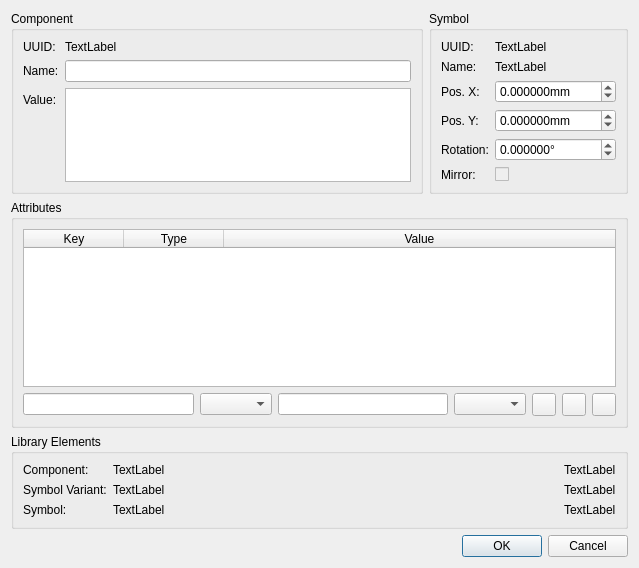
The window that libs/librepcb/projecteditor/schematiceditor/symbolinstancepropertiesdialog.ui (LibrePCB/LibrePCB) describes before a commit, drawn with Qt 5.
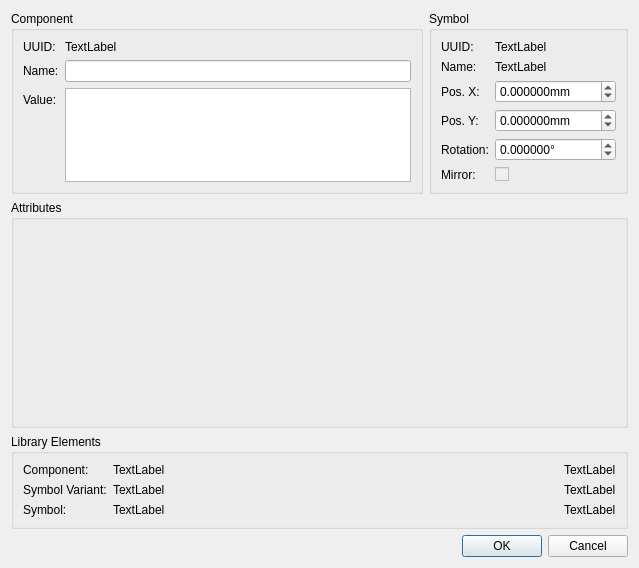
The same window after the commit. Icons and pictures are not drawn. Custom widgets are drawn as their Qt base class.

Commit message:
Use the new common attribute classes in library and project
Many classes of the library and project namespace are no longer required
because they could be replaced by the new common attribute handling
classes.

In addition, the SymbolInstancePropertiesDialog could be massively
simplified thanks to the new common class AttributeListEditorWidget.

Patch:
```diff
--- a/libs/librepcb/projecteditor/schematiceditor/symbolinstancepropertiesdialog.ui
+++ b/libs/librepcb/projecteditor/schematiceditor/symbolinstancepropertiesdialog.ui
@@ -448,113 +448,7 @@
        </property>
        <layout class="QVBoxLayout" name="verticalLayout_3">
         <item>
-         <widget class="QTableWidget" name="tblCompInstAttributes">
-          <property name="enabled">
-           <bool>true</bool>
-          </property>
-          <property name="sizePolicy">
-           <sizepolicy hsizetype="Expanding" vsizetype="Expanding">
-            <horstretch>0</horstretch>
-            <verstretch>0</verstretch>
-           </sizepolicy>
-          </property>
-          <property name="horizontalScrollBarPolicy">
-           <enum>Qt::ScrollBarAlwaysOff</enum>
-          </property>
-          <property name="editTriggers">
-           <set>QAbstractItemView::NoEditTriggers</set>
-          </property>
-          <property name="alternatingRowColors">
-           <bool>true</bool>
-          </property>
-          <property name="selectionMode">
-           <enum>QAbstractItemView::SingleSelection</enum>
-          </property>
-          <property name="selectionBehavior">
-           <enum>QAbstractItemView::SelectRows</enum>
-          </property>
-          <attribute name="horizontalHeaderStretchLastSection">
-           <bool>true</bool>
-          </attribute>
-          <attribute name="verticalHeaderDefaultSectionSize">
-           <number>20</number>
-          </attribute>
-          <column>
-           <property name="text">
-            <string>Key</string>
-           </property>
-          </column>
-          <column>
-           <property name="text">
-            <string>Type</string>
-           </property>
-          </column>
-          <column>
-           <property name="text">
-            <string>Value</string>
-           </property>
-          </column>
-         </widget>
-        </item>
-        <item>
-         <layout class="QGridLayout" name="gridLayout_2">
-          <item row="0" column="0">
-           <widget class="QLineEdit" name="edtAttrKey"/>
-          </item>
-          <item row="0" column="5">
-           <widget class="QToolButton" name="btnAttrApply">
-            <property name="text">
-             <string/>
-            </property>
-            <property name="icon">
-             <iconset resource="../../../../img/images.qrc">
-              <normaloff>:/img/actions/apply.png</normaloff>:/img/actions/apply.png</iconset>
-            </property>
-           </widget>
-          </item>
-          <item row="0" column="1" colspan="2">
-           <widget class="QComboBox" name="cbxAttrType">
-            <property name="sizePolicy">
-             <sizepolicy hsizetype="Maximum" vsizetype="Fixed">
-              <horstretch>0</horstretch>
-              <verstretch>0</verstretch>
-             </sizepolicy>
-            </property>
-           </widget>
-          </item>
-          <item row="0" column="4">
-           <widget class="QComboBox" name="cbxAttrUnit">
-            <property name="sizePolicy">
-             <sizepolicy hsizetype="Maximum" vsizetype="Fixed">
-              <horstretch>0</horstretch>
-              <verstretch>0</verstretch>
-             </sizepolicy>
-            </property>
-           </widget>
-          </item>
-          <item row="0" column="7">
-           <widget class="QToolButton" name="btnAttrRemove">
-            <property name="icon">
-             <iconset resource="../../../../img/images.qrc">
-              <normaloff>:/img/actions/minus.png</normaloff>:/img/actions/minus.png</iconset>
-            </property>
-           </widget>
-          </item>
-          <item row="0" column="3">
-           <widget class="QLineEdit" name="edtAttrValue"/>
-          </item>
-          <item row="0" column="6">
-           <widget class="QToolButton" name="btnAttrAdd">
-            <property name="text">
-             <string/>
-            </property>
-            <property name="icon">
-             <iconset resource="../../../../img/images.qrc">
-              <normaloff>:/img/actions/plus_2.png</normaloff>:/img/actions/plus_2.png</iconset>
-            </property>
-           </widget>
-          </item>
-         </layout>
+         <widget class="librepcb::AttributeListEditorWidget" name="attributeListEditorWidget" native="true"/>
         </item>
        </layout>
       </widget>
@@ -573,9 +467,15 @@
    </item>
   </layout>
  </widget>
- <resources>
-  <include location="../../../../img/images.qrc"/>
- </resources>
+ <customwidgets>
+  <customwidget>
+   <class>librepcb::AttributeListEditorWidget</class>
+   <extends>QWidget</extends>
+   <header location="global">librepcb/common/widgets/attributelisteditorwidget.h</header>
+   <container>1</container>
+  </customwidget>
+ </customwidgets>
+ <resources/>
  <connections>
   <connection>
    <sender>buttonBox</sender>
```
Left out of the diff: 2 changed lines with no effect on the pictures. The commit also changes 23 other files.
